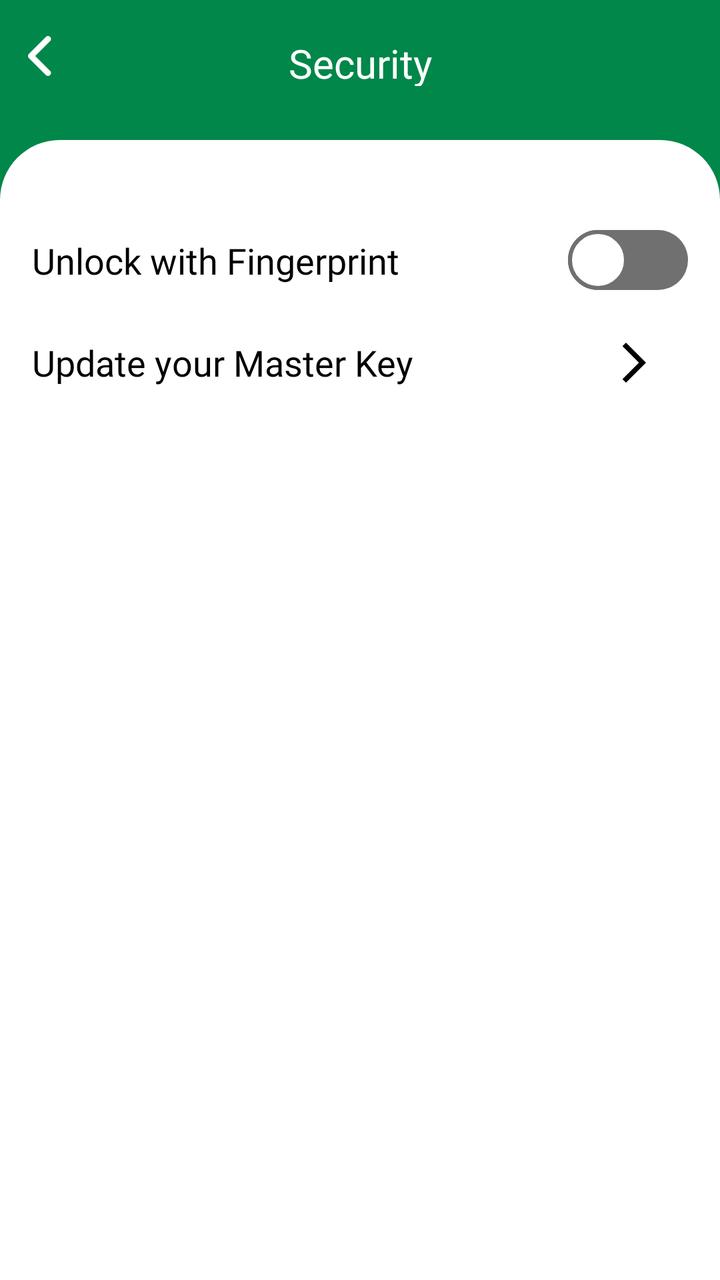
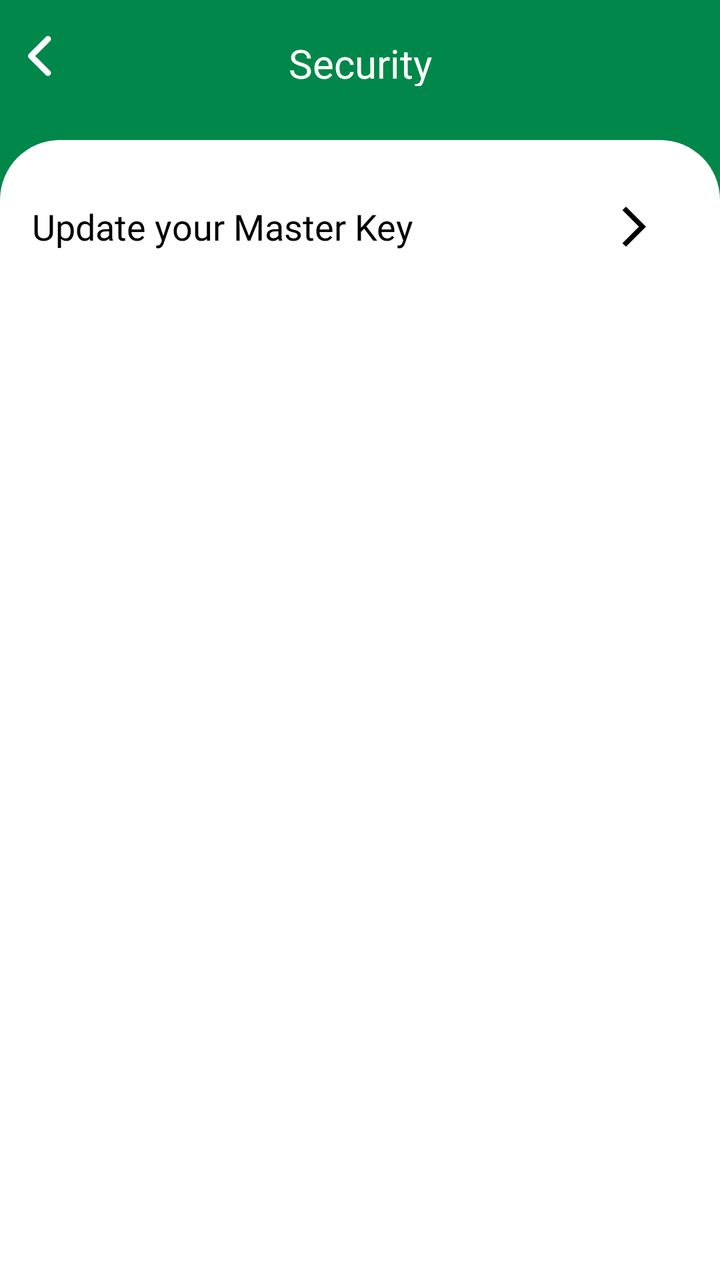

Before-and-after screenshots of an Android layout around one commit, followed by the original layout XML and the change that was made.
<!-- AndroidManifest.xml: application theme Theme.Encrypto -->
<!-- res/layout/fragment_security.xml -->
<?xml version="1.0" encoding="utf-8"?>
<androidx.constraintlayout.widget.ConstraintLayout
    xmlns:android="http://schemas.android.com/apk/res/android"
    xmlns:app="http://schemas.android.com/apk/res-auto"
    xmlns:tools="http://schemas.android.com/tools"
    android:layout_width="match_parent"
    android:layout_height="match_parent"
    android:background="@color/background_color"
    tools:context=".ui.fragments.settings.SecurityFragment">


    <RelativeLayout
        android:id="@+id/relativeLayout2"
        android:layout_width="match_parent"
        android:layout_height="wrap_content"
        android:layout_marginTop="18dp"
        android:orientation="vertical"
        app:layout_constraintEnd_toEndOf="parent"
        app:layout_constraintStart_toStartOf="parent"
        app:layout_constraintTop_toTopOf="parent">

        <ImageView
            android:id="@+id/back"
            android:layout_width="20dp"
            android:layout_height="20dp"
            android:layout_alignParentStart="true"
            android:layout_marginStart="10dp"
            android:src="@drawable/back_icon" />

        <TextView
            android:layout_width="match_parent"
            android:layout_height="25dp"
            android:layout_alignParentStart="true"
            android:layout_alignParentEnd="true"
            android:layout_marginStart="25dp"
            android:layout_marginEnd="25dp"
            android:fontFamily="@font/dm_sans_bold"
            android:gravity="center_horizontal"
            android:text="@string/security"
            android:textColor="@color/white"
            android:textSize="20sp" />


    </RelativeLayout>

    <LinearLayout
        android:layout_width="match_parent"
        android:layout_height="match_parent"
        android:background="@drawable/bottom_bg"
        android:orientation="vertical"
        android:padding="16dp"
        android:layout_marginTop="70dp"
        app:layout_constraintEnd_toEndOf="parent"
        app:layout_constraintStart_toStartOf="parent"
        app:layout_constraintTop_toBottomOf="@+id/relativeLayout2">

        <androidx.constraintlayout.widget.ConstraintLayout
            android:id="@+id/fingerprint_layout"
            android:layout_width="match_parent"
            android:layout_height="wrap_content"
            android:layout_marginTop="20dp"
            app:layout_constraintEnd_toEndOf="parent"
            app:layout_constraintStart_toStartOf="parent"
            app:layout_constraintTop_toBottomOf="@+id/linearLayout">

            <TextView
                android:id="@+id/txtBiometric"
                android:layout_width="wrap_content"
                android:layout_height="wrap_content"
                android:fontFamily="@font/dm_sans"
                android:text="@string/unlock_with_fingerprint"
                android:textColor="@color/black"
                android:textSize="18sp"
                app:layout_constraintBottom_toBottomOf="parent"
                app:layout_constraintStart_toStartOf="parent"
                app:layout_constraintTop_toTopOf="parent" />


            <androidx.appcompat.widget.SwitchCompat
                android:id="@+id/FingerPrintSwitch"
                android:layout_width="60dp"
                android:layout_height="wrap_content"
                android:textOff="@string/off"
                android:textOn="@string/on"
                android:thumb="@drawable/switch_thumb"
                android:visibility="visible"
                app:layout_constraintBottom_toBottomOf="parent"
                app:layout_constraintEnd_toEndOf="parent"
                app:layout_constraintTop_toTopOf="parent"
                app:track="@drawable/switch_track" />

        </androidx.constraintlayout.widget.ConstraintLayout>

        <androidx.constraintlayout.widget.ConstraintLayout
            android:id="@+id/update_master_key_layout"
            android:layout_width="match_parent"
            android:layout_height="wrap_content"
            android:layout_marginTop="15dp"
            app:layout_constraintEnd_toEndOf="@+id/fingerprint_layout"
            app:layout_constraintStart_toStartOf="@+id/fingerprint_layout"
            app:layout_constraintTop_toBottomOf="@+id/fingerprint_layout">

            <TextView
                android:id="@+id/txtMasterKey"
                android:layout_width="wrap_content"
                android:layout_height="wrap_content"
                android:fontFamily="@font/dm_sans"
                android:text="@string/update_your_master_key"
                android:textColor="@color/black"
                android:textSize="18sp"
                app:layout_constraintBottom_toBottomOf="parent"
                app:layout_constraintStart_toStartOf="parent"
                app:layout_constraintTop_toTopOf="parent" />

            <ImageView
                android:id="@+id/goToUpdateMasterKey"
                android:layout_width="wrap_content"
                android:layout_height="wrap_content"
                android:layout_marginEnd="15dp"
                android:src="@drawable/arrow_forward"
                app:layout_constraintBottom_toBottomOf="parent"
                app:layout_constraintEnd_toEndOf="parent"
                app:layout_constraintTop_toTopOf="parent" />

        </androidx.constraintlayout.widget.ConstraintLayout>

    </LinearLayout>




</androidx.constraintlayout.widget.ConstraintLayout>
<!-- resources referenced by this layout -->
<resources>
  <color name="background_color">#018749</color>
  <color name="black">#FF000000</color>
  <color name="white">#FFFFFFFF</color>
  <!-- drawable arrow_forward (drawable) -->
  <vector android:autoMirrored="true" android:height="24dp"
      android:tint="#000000" android:viewportHeight="24"
      android:viewportWidth="24" android:width="24dp" xmlns:android="http://schemas.android.com/apk/res/android">
      <path android:fillColor="@android:color/white" android:pathData="M6.23,20.23l1.77,1.77l10,-10l-10,-10l-1.77,1.77l8.23,8.23z"/>
  </vector>
  <!-- drawable bottom_bg (drawable) -->
  <?xml version="1.0" encoding="utf-8"?>
  <shape xmlns:android="http://schemas.android.com/apk/res/android"
      android:shape="rectangle">
      <solid android:color="@color/white" />
      <corners
          android:topLeftRadius="30dp"
          android:topRightRadius="30dp" />
  
  </shape>
  <!-- drawable switch_thumb (drawable) -->
  <?xml version="1.0" encoding="utf-8"?>
  <selector xmlns:android="http://schemas.android.com/apk/res/android">
      <item android:state_checked="true" android:state_enabled="true">
          <shape android:shape="oval">
              <solid android:color="@color/white"/>
              <stroke android:color="@color/black" android:width="4dp"/>
              <size android:height="30dp"
                  android:width="30dp"/>
          </shape>
      </item>
  
      <item android:state_checked="false" android:state_enabled="false">
          <shape android:shape="oval">
              <solid android:color="@color/white"/>
              <stroke android:color="#707070" android:width="2dp"/>
              <size android:height="30dp"
                  android:width="30dp"/>
          </shape>
      </item>
  </selector>
  <!-- drawable switch_track (drawable) -->
  <?xml version="1.0" encoding="utf-8"?>
  <selector xmlns:android="http://schemas.android.com/apk/res/android">
      <item android:state_checked="true" android:state_enabled="true">
          <shape android:shape="rectangle">
              <solid android:color="@color/black"/>
              <corners android:radius="50dp"/>
              <size android:height="10dp" />
          </shape>
      </item>
  
      <item android:state_checked="false" android:state_enabled="false">
          <shape android:shape="rectangle">
              <solid android:color="#707070"/>
              <corners android:radius="50dp"/>
              <size android:height="10dp" />
          </shape>
      </item>
  </selector>
  <string name="off">Off</string>
  <string name="on">On</string>
  <string name="security">Security</string>
  <string name="unlock_with_fingerprint">Unlock with Fingerprint</string>
  <string name="update_your_master_key">Update your Master Key</string>
  <style name="Theme.Encrypto" parent="Theme.MaterialComponents.Light.DarkActionBar">
          
          <item name="colorPrimary">@color/black</item>
          <item name="colorPrimaryVariant">@color/purple_700</item>
          <item name="colorOnPrimary">@color/white</item>
          
          <item name="colorSecondary">@color/teal_200</item>
          <item name="colorSecondaryVariant">@color/teal_700</item>
          <item name="colorOnSecondary">@color/black</item>
          
          <item name="android:statusBarColor">@color/black</item>
          
      </style>
  <color name="purple_700">#FF3700B3</color>
  <color name="teal_200">#FF03DAC5</color>
  <color name="teal_700">#FF018786</color>
  <!-- unchanged entries left out for length: 1 -->
</resources>

<!-- the commit's change to res/layout/fragment_security.xml (unified diff, before → after) -->
@@ -55,43 +55,6 @@
         app:layout_constraintTop_toBottomOf="@+id/relativeLayout2">
 
         <androidx.constraintlayout.widget.ConstraintLayout
-            android:id="@+id/fingerprint_layout"
-            android:layout_width="match_parent"
-            android:layout_height="wrap_content"
-            android:layout_marginTop="20dp"
-            app:layout_constraintEnd_toEndOf="parent"
-            app:layout_constraintStart_toStartOf="parent"
-            app:layout_constraintTop_toBottomOf="@+id/linearLayout">
-
-            <TextView
-                android:id="@+id/txtBiometric"
-                android:layout_width="wrap_content"
-                android:layout_height="wrap_content"
-                android:fontFamily="@font/dm_sans"
-                android:text="@string/unlock_with_fingerprint"
-                android:textColor="@color/black"
-                android:textSize="18sp"
-                app:layout_constraintBottom_toBottomOf="parent"
-                app:layout_constraintStart_toStartOf="parent"
-                app:layout_constraintTop_toTopOf="parent" />
-
-
-            <androidx.appcompat.widget.SwitchCompat
-                android:id="@+id/FingerPrintSwitch"
-                android:layout_width="60dp"
-                android:layout_height="wrap_content"
-                android:textOff="@string/off"
-                android:textOn="@string/on"
-                android:thumb="@drawable/switch_thumb"
-                android:visibility="visible"
-                app:layout_constraintBottom_toBottomOf="parent"
-                app:layout_constraintEnd_toEndOf="parent"
-                app:layout_constraintTop_toTopOf="parent"
-                app:track="@drawable/switch_track" />
-
-        </androidx.constraintlayout.widget.ConstraintLayout>
-
-        <androidx.constraintlayout.widget.ConstraintLayout
             android:id="@+id/update_master_key_layout"
             android:layout_width="match_parent"
             android:layout_height="wrap_content"
<!-- resource entries referenced after the edit -->
@@ -19,50 +19,7 @@
           android:topRightRadius="30dp" />
   
   </shape>
-  <!-- drawable switch_thumb (drawable) -->
-  <?xml version="1.0" encoding="utf-8"?>
-  <selector xmlns:android="http://schemas.android.com/apk/res/android">
-      <item android:state_checked="true" android:state_enabled="true">
-          <shape android:shape="oval">
-              <solid android:color="@color/white"/>
-              <stroke android:color="@color/black" android:width="4dp"/>
-              <size android:height="30dp"
-                  android:width="30dp"/>
-          </shape>
-      </item>
-  
-      <item android:state_checked="false" android:state_enabled="false">
-          <shape android:shape="oval">
-              <solid android:color="@color/white"/>
-              <stroke android:color="#707070" android:width="2dp"/>
-              <size android:height="30dp"
-                  android:width="30dp"/>
-          </shape>
-      </item>
-  </selector>
-  <!-- drawable switch_track (drawable) -->
-  <?xml version="1.0" encoding="utf-8"?>
-  <selector xmlns:android="http://schemas.android.com/apk/res/android">
-      <item android:state_checked="true" android:state_enabled="true">
-          <shape android:shape="rectangle">
-              <solid android:color="@color/black"/>
-              <corners android:radius="50dp"/>
-              <size android:height="10dp" />
-          </shape>
-      </item>
-  
-      <item android:state_checked="false" android:state_enabled="false">
-          <shape android:shape="rectangle">
-              <solid android:color="#707070"/>
-              <corners android:radius="50dp"/>
-              <size android:height="10dp" />
-          </shape>
-      </item>
-  </selector>
-  <string name="off">Off</string>
-  <string name="on">On</string>
   <string name="security">Security</string>
-  <string name="unlock_with_fingerprint">Unlock with Fingerprint</string>
   <string name="update_your_master_key">Update your Master Key</string>
   <style name="Theme.Encrypto" parent="Theme.MaterialComponents.Light.DarkActionBar">
           
